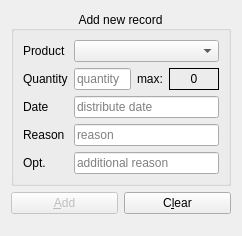
Above: src/ui/AddDistributorRecordWidget.ui from wnt-zhp/zarlock-cpp before the change. Below: the same form after it.
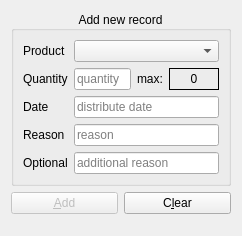
That is the form after the change. Custom widgets are drawn as their Qt base class.

What changed in the file:
```diff
--- a/src/ui/AddDistributorRecordWidget.ui
+++ b/src/ui/AddDistributorRecordWidget.ui
@@ -40,7 +40,7 @@
       <item row="4" column="0">
        <widget class="QLabel" name="label_reason2">
         <property name="text">
-         <string>Opt.</string>
+         <string>Optional</string>
         </property>
        </widget>
       </item>
```
Left out of the diff: 2 changed lines with no effect on the pictures.
